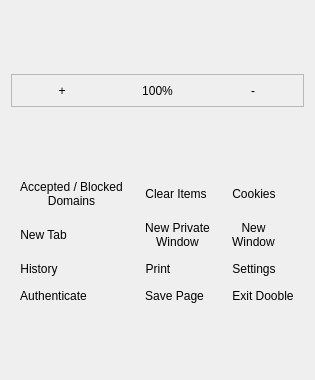
Above: 2.x/UI/dooble_popup_menu.ui from textbrowser/dooble before the change. Below: the same form after it.
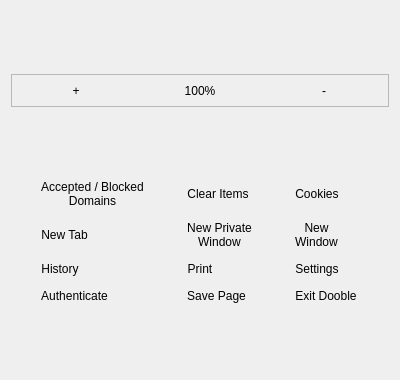
That is the form after the change. Icons and pictures are not drawn.

```diff
--- a/2.x/UI/dooble_popup_menu.ui
+++ b/2.x/UI/dooble_popup_menu.ui
@@ -6,7 +6,7 @@
    <rect>
     <x>0</x>
     <y>0</y>
-    <width>315</width>
+    <width>400</width>
     <height>380</height>
    </rect>
   </property>
```
